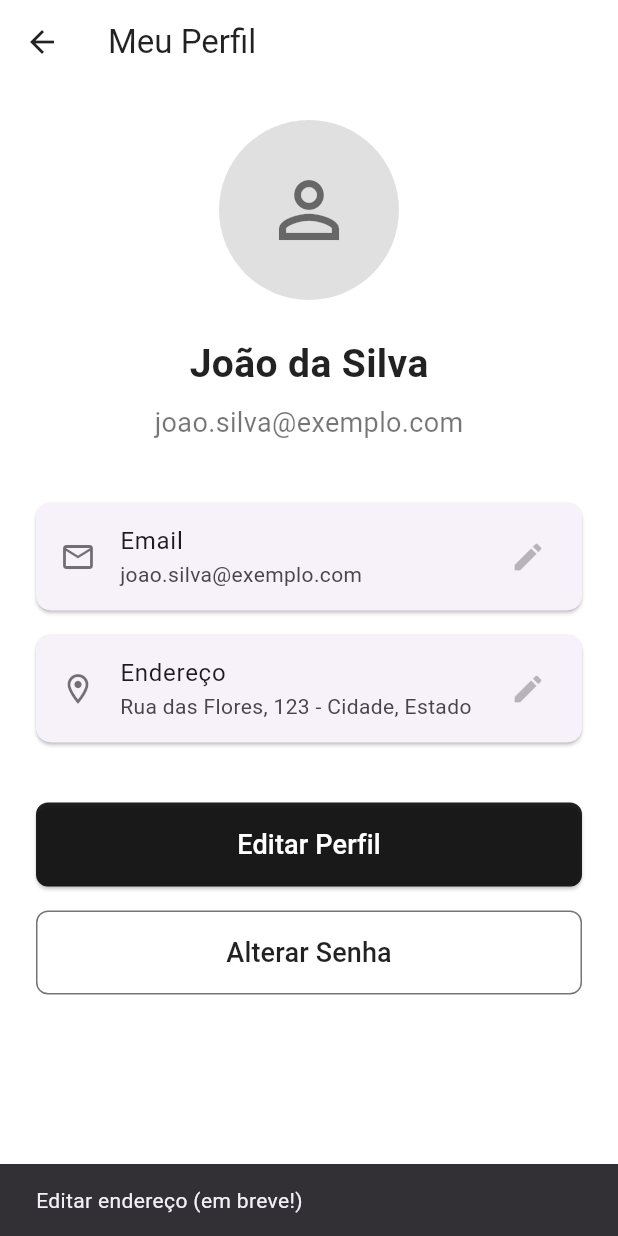
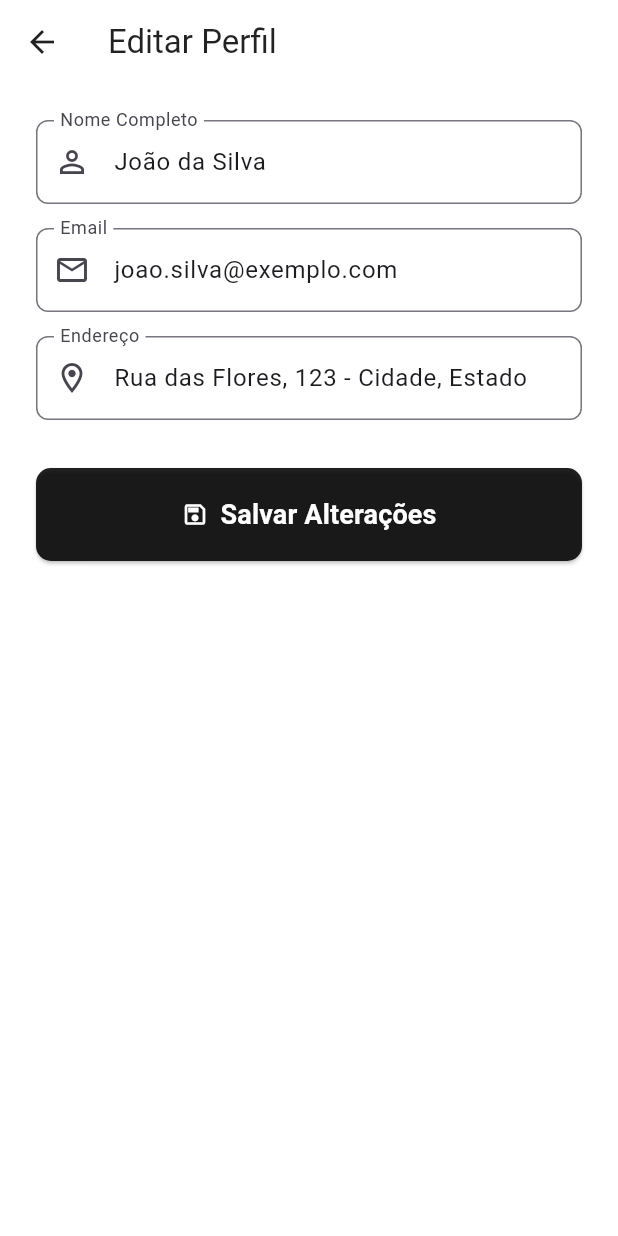
Before and after one commit to AdmilsonBittencourt/ecomerce, a Flutter app: the ProfileScreen screen opened directly, after a tap on "Endereço", on a phone screen of 412 x 824 dp. Run offline on Flutter 3.47's test engine with Material 3 defaults, Android fonts, the phone set to English and light mode, and no system bars.

Commit message:
editar perfil

```diff
--- /dev/null
+++ b/lib/screens/edit_profile_screen.dart
@@ -0,0 +1,165 @@
+import 'package:flutter/material.dart';
+
+// Classe para representar os dados do perfil do usuário
+// Poderíamos criar um 'UserModel' separado, mas para simplicidade, reusamos o Map.
+class UserProfileData {
+  final String name;
+  final String email;
+  final String address; // Manter o endereço para consistência
+
+  UserProfileData({
+    required this.name,
+    required this.email,
+    required this.address,
+  });
+}
+
+class EditProfileScreen extends StatefulWidget {
+  final UserProfileData currentUserData; // Dados atuais do usuário para pré-preenchimento
+
+  const EditProfileScreen({super.key, required this.currentUserData});
+
+  @override
+  State<EditProfileScreen> createState() => _EditProfileScreenState();
+}
+
+class _EditProfileScreenState extends State<EditProfileScreen> {
+  final _formKey = GlobalKey<FormState>(); // Chave para o formulário
+  late TextEditingController _nameController;
+  late TextEditingController _emailController;
+  late TextEditingController _addressController; // Para o endereço também
+
+  @override
+  void initState() {
+    super.initState();
+    // Inicializa os controladores com os dados atuais do usuário
+    _nameController = TextEditingController(text: widget.currentUserData.name);
+    _emailController = TextEditingController(text: widget.currentUserData.email);
+    _addressController = TextEditingController(text: widget.currentUserData.address);
+  }
+
+  @override
+  void dispose() {
+    _nameController.dispose();
+    _emailController.dispose();
+    _addressController.dispose();
+    super.dispose();
+  }
+
+  void _saveProfile() {
+    if (_formKey.currentState!.validate()) {
+      // Se a validação passar, cria um novo objeto UserProfileData com os dados atualizados
+      final updatedUserData = UserProfileData(
+        name: _nameController.text,
+        email: _emailController.text,
+        address: _addressController.text,
+      );
+
+      // Retorna os dados atualizados para a tela anterior (ProfileScreen)
+      Navigator.pop(context, updatedUserData);
+
+      ScaffoldMessenger.of(context).showSnackBar(
+        const SnackBar(content: Text('Perfil atualizado com sucesso!')),
+      );
+    }
+  }
+
+  @override
+  Widget build(BuildContext context) {
+    return Scaffold(
+      appBar: AppBar(
+        title: const Text('Editar Perfil', style: TextStyle(color: Colors.black87)),
+        backgroundColor: Colors.white,
+        elevation: 0,
+        iconTheme: const IconThemeData(color: Colors.black87),
+      ),
+      backgroundColor: Colors.white,
+      body: SingleChildScrollView(
+        padding: const EdgeInsets.all(24.0),
+        child: Form(
+          key: _formKey,
+          child: Column(
+            crossAxisAlignment: CrossAxisAlignment.start,
+            children: <Widget>[
+              // Campo Nome
+              TextFormField(
+                controller: _nameController,
+                decoration: InputDecoration(
+                  labelText: 'Nome Completo',
+                  border: OutlineInputBorder(borderRadius: BorderRadius.circular(8)),
+                  prefixIcon: const Icon(Icons.person_outline),
+                ),
+                validator: (value) {
+                  if (value == null || value.isEmpty) {
+                    return 'Por favor, informe seu nome.';
+                  }
+                  return null;
+                },
+              ),
+              const SizedBox(height: 16),
+
+              // Campo Email
+              TextFormField(
+                controller: _emailController,
+                keyboardType: TextInputType.emailAddress,
+                decoration: InputDecoration(
+                  labelText: 'Email',
+                  border: OutlineInputBorder(borderRadius: BorderRadius.circular(8)),
+                  prefixIcon: const Icon(Icons.email_outlined),
+                ),
+                validator: (value) {
+                  if (value == null || value.isEmpty) {
+                    return 'Por favor, informe seu email.';
+                  }
+                  if (!value.contains('@') || !value.contains('.')) {
+                    return 'Informe um email válido.';
+                  }
+                  return null;
+                },
+              ),
+              const SizedBox(height: 16),
+
+              // Campo Endereço
+              TextFormField(
+                controller: _addressController,
+                decoration: InputDecoration(
+                  labelText: 'Endereço',
+                  border: OutlineInputBorder(borderRadius: BorderRadius.circular(8)),
+                  prefixIcon: const Icon(Icons.location_on_outlined),
+                ),
+                validator: (value) {
+                  if (value == null || value.isEmpty) {
+                    return 'Por favor, informe seu endereço.';
+                  }
+                  return null;
+                },
+              ),
+              const SizedBox(height: 32),
+
+              // Botão Salvar
+              SizedBox(
+                width: double.infinity,
+                child: ElevatedButton.icon(
+                  onPressed: _saveProfile,
+                  style: ElevatedButton.styleFrom(
+                    backgroundColor: Colors.black87,
+                    foregroundColor: Colors.white,
+                    padding: const EdgeInsets.symmetric(vertical: 18),
+                    shape: RoundedRectangleBorder(
+                      borderRadius: BorderRadius.circular(10),
+                    ),
+                  ),
+                  icon: const Icon(Icons.save_outlined),
+                  label: const Text(
+                    'Salvar Alterações',
+                    style: TextStyle(fontSize: 18, fontWeight: FontWeight.bold),
+                  ),
+                ),
+              ),
+            ],
+          ),
+        ),
+      ),
+    );
+  }
+}
--- a/lib/screens/profile_screen.dart
+++ b/lib/screens/profile_screen.dart
@@ -1,27 +1,54 @@
+// lib/screens/profile_screen.dart
+
 import 'package:flutter/material.dart';
+import 'package:perfumes_ecomerce/screens/edit_profile_screen.dart'; // Importa a tela de edição
 
-class ProfileScreen extends StatelessWidget {
+class ProfileScreen extends StatefulWidget { // Mudado para StatefulWidget
   const ProfileScreen({super.key});
 
   @override
+  State<ProfileScreen> createState() => _ProfileScreenState();
+}
+
+class _ProfileScreenState extends State<ProfileScreen> {
+  // Dados do usuário (agora mutáveis para que possamos atualizar)
+  UserProfileData _userData = UserProfileData(
+    name: 'João da Silva',
+    email: 'joao.silva@exemplo.com',
+    address: 'Rua das Flores, 123 - Cidade, Estado',
+  );
+
+  // Função para navegar para a tela de edição e aguardar o resultado
+  Future<void> _editProfile() async {
+    final updatedData = await Navigator.push<UserProfileData>(
+      context,
+      MaterialPageRoute(
+        builder: (context) => EditProfileScreen(currentUserData: _userData),
+      ),
+    );
+
+    // Se dados foram retornados (usuário clicou em salvar)
+    if (updatedData != null) {
+      setState(() {
+        _userData = updatedData; // Atualiza o estado da tela de perfil
+      });
+    }
+  }
+
+  @override
   Widget build(BuildContext context) {
-    // Dados de exemplo para o perfil do usuário
-    const String userName = 'João da Silva';
-    const String userEmail = 'joao.silva@exemplo.com';
-    const String userAddress = 'Rua das Flores, 123 - Cidade, Estado';
-
     return Scaffold(
       appBar: AppBar(
         title: const Text('Meu Perfil', style: TextStyle(color: Colors.black87)),
         backgroundColor: Colors.white,
         elevation: 0,
-        iconTheme: const IconThemeData(color: Colors.black87), // Cor da seta de voltar
+        iconTheme: const IconThemeData(color: Colors.black87),
       ),
       backgroundColor: Colors.white,
       body: SingleChildScrollView(
         padding: const EdgeInsets.all(24.0),
         child: Column(
-          crossAxisAlignment: CrossAxisAlignment.center, // Centraliza os elementos
+          crossAxisAlignment: CrossAxisAlignment.center,
           children: <Widget>[
             // Ícone/Avatar do Usuário
             const CircleAvatar(
@@ -35,9 +62,9 @@ class ProfileScreen extends StatelessWidget {
             ),
             const SizedBox(height: 24),
 
-            // Nome do Usuário
+            // Nome do Usuário (agora dinâmico)
             Text(
-              userName,
+              _userData.name,
               style: const TextStyle(
                 fontSize: 26,
                 fontWeight: FontWeight.bold,
@@ -46,9 +73,9 @@ class ProfileScreen extends StatelessWidget {
             ),
             const SizedBox(height: 8),
 
-            // Email do Usuário
+            // Email do Usuário (agora dinâmico)
             Text(
-              userEmail,
+              _userData.email,
               style: const TextStyle(
                 fontSize: 18,
                 color: Colors.black54,
@@ -66,13 +93,9 @@ class ProfileScreen extends StatelessWidget {
               child: ListTile(
                 leading: const Icon(Icons.email_outlined, color: Colors.black54),
                 title: const Text('Email'),
-                subtitle: Text(userEmail),
-                trailing: const Icon(Icons.edit, color: Colors.black26), // Ícone de edição
-                onTap: () {
-                  ScaffoldMessenger.of(context).showSnackBar(
-                    const SnackBar(content: Text('Editar email (em breve!)')),
-                  );
-                },
+                subtitle: Text(_userData.email), // Usa o dado dinâmico
+                trailing: const Icon(Icons.edit, color: Colors.black26),
+                onTap: _editProfile, // Chama o método de edição
               ),
             ),
             Card(
@@ -84,25 +107,18 @@ class ProfileScreen extends StatelessWidget {
               child: ListTile(
                 leading: const Icon(Icons.location_on_outlined, color: Colors.black54),
                 title: const Text('Endereço'),
-                subtitle: Text(userAddress),
+                subtitle: Text(_userData.address), // Usa o dado dinâmico
                 trailing: const Icon(Icons.edit, color: Colors.black26),
-                onTap: () {
-                  ScaffoldMessenger.of(context).showSnackBar(
-                    const SnackBar(content: Text('Editar endereço (em breve!)')),
-                  );
-                },
+                onTap: _editProfile, // Chama o método de edição
               ),
             ),
             const SizedBox(height: 32),
 
-            // Botões de Ação
-            ElevatedButton(
-              onPressed: () {
-                ScaffoldMessenger.of(context).showSnackBar(
-                  const SnackBar(content: Text('Navegar para Edição de Perfil (em breve!)')),
-                );
-                // TODO: Navegar para a tela de edição de perfil
-              },
+            // Botão de Ação "Editar Perfil"
+            SizedBox(
+              width: double.infinity,
+              child: ElevatedButton( // Não é mais ElevatedButton.icon, mas um ElevatedButton
+                onPressed: _editProfile, // Chama o método de edição
                 style: ElevatedButton.styleFrom(
                   backgroundColor: Colors.black87,
                   foregroundColor: Colors.white,
@@ -115,6 +131,7 @@ class ProfileScreen extends StatelessWidget {
                 child: const Text(
                   'Editar Perfil',
                   style: TextStyle(fontSize: 18),
+                ),
               ),
             ),
             const SizedBox(height: 16),
```
Lines whose indentation alone changed are shown as unchanged.
